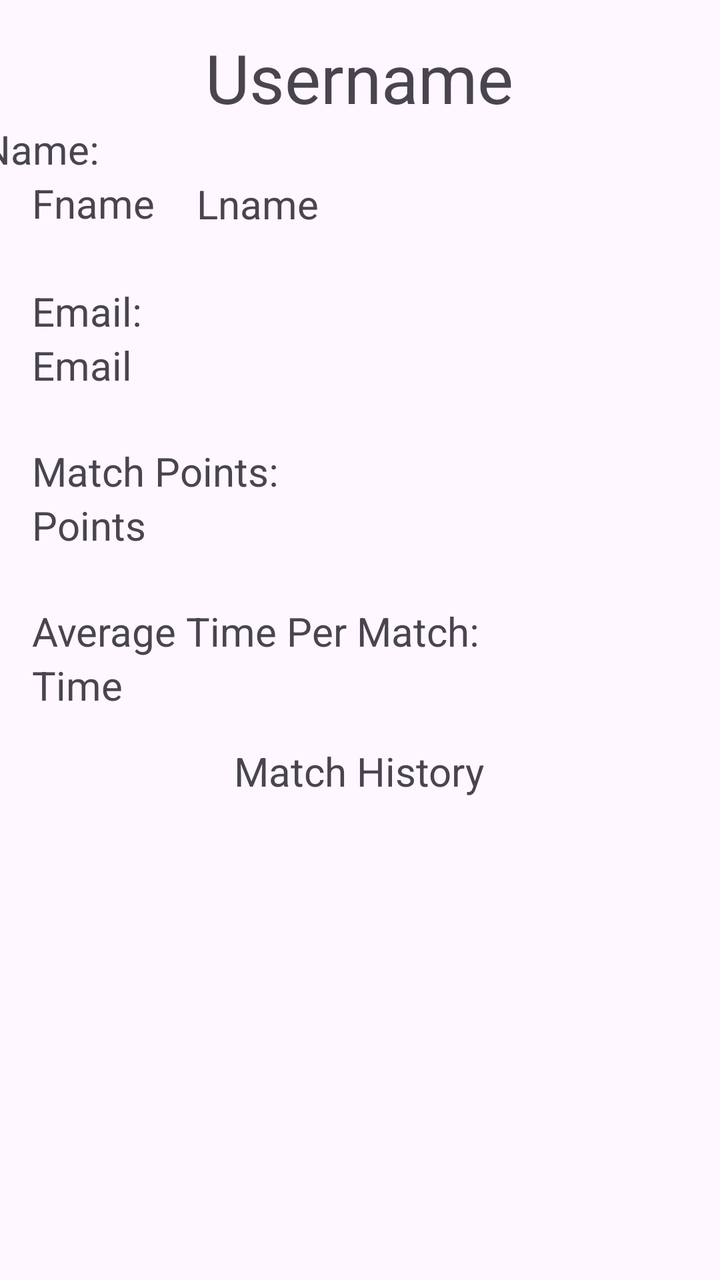
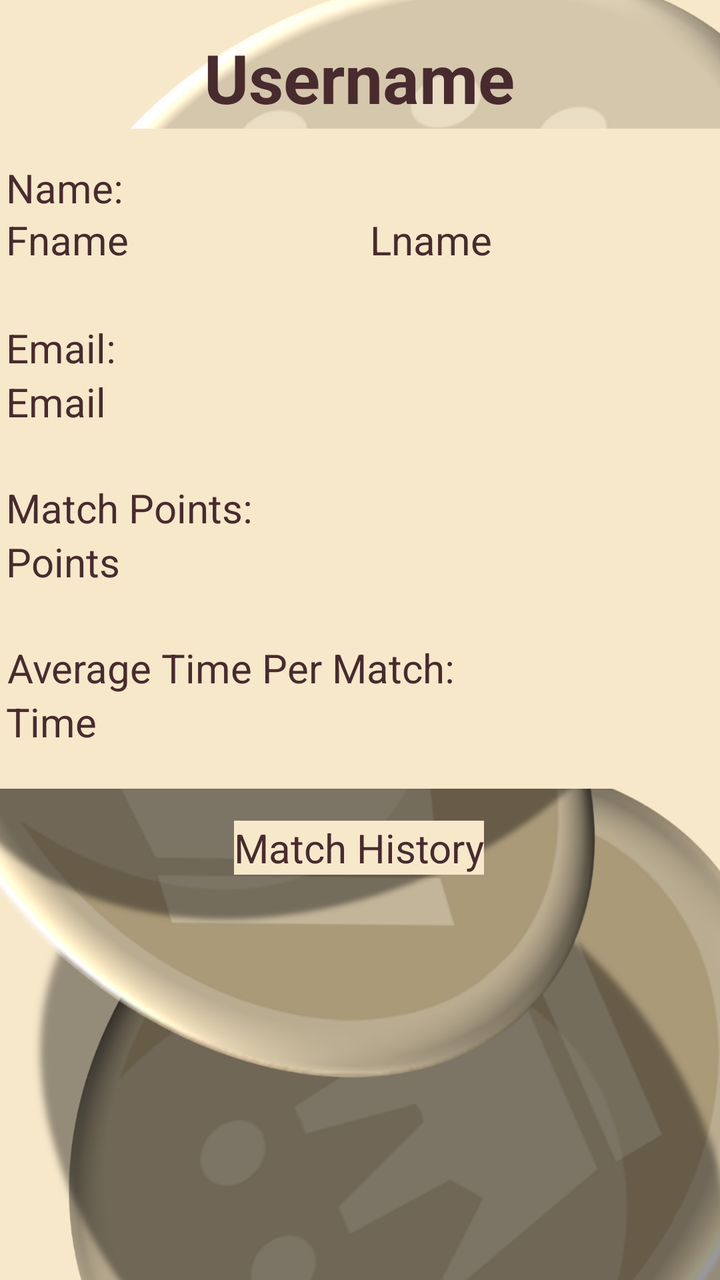

An Android layout rendered at two revisions. The XML below is the earlier revision; the diff shows what the commit changed to produce the second picture.
<!-- AndroidManifest.xml: application theme Theme.CIS183_FinalProject -->
<!-- res/layout/activity_profile.xml -->
<?xml version="1.0" encoding="utf-8"?>
<androidx.constraintlayout.widget.ConstraintLayout xmlns:android="http://schemas.android.com/apk/res/android"
    xmlns:app="http://schemas.android.com/apk/res-auto"
    xmlns:tools="http://schemas.android.com/tools"
    android:id="@+id/main"
    android:layout_width="match_parent"
    android:layout_height="match_parent"
    tools:context=".Profile">

    <TextView
        android:id="@+id/textView9"
        android:layout_width="wrap_content"
        android:layout_height="wrap_content"
        android:layout_marginStart="16dp"
        android:layout_marginTop="61dp"
        android:layout_marginEnd="336dp"
        android:text="Name:"
        android:textSize="20sp"
        app:layout_constraintEnd_toEndOf="parent"
        app:layout_constraintStart_toStartOf="parent"
        app:layout_constraintTop_toTopOf="parent" />

    <TextView
        android:id="@+id/tv_v_profile_fname"
        android:layout_width="wrap_content"
        android:layout_height="wrap_content"
        android:layout_marginStart="16dp"
        android:text="Fname"
        android:textSize="20sp"
        app:layout_constraintStart_toStartOf="parent"
        app:layout_constraintTop_toBottomOf="@+id/textView9" />

    <TextView
        android:id="@+id/tv_v_profile_lname"
        android:layout_width="wrap_content"
        android:layout_height="wrap_content"
        android:layout_marginStart="21dp"
        android:layout_marginTop="27dp"
        android:text="Lname"
        android:textSize="20sp"
        app:layout_constraintStart_toEndOf="@+id/tv_v_profile_fname"
        app:layout_constraintTop_toBottomOf="@+id/tv_v_profile_username" />

    <TextView
        android:id="@+id/tv_v_profile_username"
        android:layout_width="wrap_content"
        android:layout_height="wrap_content"
        android:layout_marginStart="128dp"
        android:layout_marginTop="16dp"
        android:layout_marginEnd="129dp"
        android:text="Username"
        android:textSize="34sp"
        app:layout_constraintEnd_toEndOf="parent"
        app:layout_constraintStart_toStartOf="parent"
        app:layout_constraintTop_toTopOf="parent" />

    <TextView
        android:id="@+id/textView12"
        android:layout_width="wrap_content"
        android:layout_height="wrap_content"
        android:layout_marginStart="16dp"
        android:layout_marginTop="26dp"
        android:text="Match Points:"
        android:textSize="20sp"
        app:layout_constraintStart_toStartOf="parent"
        app:layout_constraintTop_toBottomOf="@+id/tv_v_profile_email" />

    <TextView
        android:id="@+id/tv_v_profile_points"
        android:layout_width="wrap_content"
        android:layout_height="wrap_content"
        android:layout_marginStart="16dp"
        android:text="Points"
        android:textSize="20sp"
        app:layout_constraintStart_toStartOf="parent"
        app:layout_constraintTop_toBottomOf="@+id/textView12" />

    <TextView
        android:id="@+id/textView14"
        android:layout_width="wrap_content"
        android:layout_height="wrap_content"
        android:layout_marginStart="16dp"
        android:layout_marginTop="26dp"
        android:text="Average Time Per Match:"
        android:textSize="20sp"
        app:layout_constraintStart_toStartOf="parent"
        app:layout_constraintTop_toBottomOf="@+id/tv_v_profile_points" />

    <TextView
        android:id="@+id/tv_v_profile_time"
        android:layout_width="wrap_content"
        android:layout_height="wrap_content"
        android:layout_marginStart="16dp"
        android:text="Time"
        android:textSize="20sp"
        app:layout_constraintStart_toStartOf="parent"
        app:layout_constraintTop_toBottomOf="@+id/textView14" />

    <TextView
        android:id="@+id/textView16"
        android:layout_width="wrap_content"
        android:layout_height="wrap_content"
        android:layout_marginStart="142dp"
        android:layout_marginTop="43dp"
        android:layout_marginEnd="143dp"
        android:text="Match History"
        android:textSize="20sp"
        app:layout_constraintEnd_toEndOf="parent"
        app:layout_constraintStart_toStartOf="parent"
        app:layout_constraintTop_toBottomOf="@+id/textView14" />

    <TextView
        android:id="@+id/textView7"
        android:layout_width="wrap_content"
        android:layout_height="wrap_content"
        android:layout_marginStart="16dp"
        android:layout_marginTop="27dp"
        android:text="Email:"
        android:textSize="20sp"
        app:layout_constraintStart_toStartOf="parent"
        app:layout_constraintTop_toBottomOf="@+id/tv_v_profile_fname" />

    <TextView
        android:id="@+id/tv_v_profile_email"
        android:layout_width="wrap_content"
        android:layout_height="wrap_content"
        android:layout_marginStart="16dp"
        android:text="Email"
        android:textSize="20sp"
        app:layout_constraintStart_toStartOf="parent"
        app:layout_constraintTop_toBottomOf="@+id/textView7" />

    <ListView
        android:id="@+id/lv_v_profile_matchHistory"
        android:layout_width="411dp"
        android:layout_height="240dp"
        app:layout_constraintEnd_toEndOf="parent"
        app:layout_constraintStart_toStartOf="parent"
        app:layout_constraintTop_toBottomOf="@+id/textView16" />

    <Button
        android:id="@+id/btn_v_profile_back"
        android:layout_width="124dp"
        android:layout_height="60dp"
        android:layout_marginStart="4dp"
        android:layout_marginTop="16dp"
        android:layout_marginBottom="16dp"
        android:text="Back"
        android:textSize="16sp"
        app:layout_constraintBottom_toBottomOf="parent"
        app:layout_constraintStart_toStartOf="parent"
        app:layout_constraintTop_toBottomOf="@+id/lv_v_profile_matchHistory" />

    <Button
        android:id="@+id/btn_v_profile_delete"
        android:layout_width="124dp"
        android:layout_height="60dp"
        android:layout_marginStart="15dp"
        android:layout_marginTop="16dp"
        android:layout_marginEnd="15dp"
        android:layout_marginBottom="16dp"
        android:text="Delete Account"
        android:textSize="16sp"
        app:layout_constraintBottom_toBottomOf="parent"
        app:layout_constraintEnd_toStartOf="@+id/btn_v_profile_update"
        app:layout_constraintStart_toEndOf="@+id/btn_v_profile_back"
        app:layout_constraintTop_toBottomOf="@+id/lv_v_profile_matchHistory" />

    <Button
        android:id="@+id/btn_v_profile_update"
        android:layout_width="124dp"
        android:layout_height="60dp"
        android:layout_marginTop="16dp"
        android:layout_marginEnd="5dp"
        android:layout_marginBottom="16dp"
        android:text="Update Account"
        android:textSize="16sp"
        app:layout_constraintBottom_toBottomOf="parent"
        app:layout_constraintEnd_toEndOf="parent"
        app:layout_constraintTop_toBottomOf="@+id/lv_v_profile_matchHistory" />

</androidx.constraintlayout.widget.ConstraintLayout>
<!-- resources referenced by this layout -->
<resources>
  <style name="Theme.CIS183_FinalProject" parent="Base.Theme.CIS183_FinalProject" />
  <style name="Base.Theme.CIS183_FinalProject" parent="Theme.Material3.DayNight.NoActionBar">
          
          
      </style>
</resources>

<!-- the commit's change to res/layout/activity_profile.xml (unified diff, before → after) -->
@@ -5,130 +5,174 @@
     android:id="@+id/main"
     android:layout_width="match_parent"
     android:layout_height="match_parent"
+    android:background="@drawable/general_background"
     tools:context=".Profile">
 
-    <TextView
-        android:id="@+id/textView9"
-        android:layout_width="wrap_content"
-        android:layout_height="wrap_content"
-        android:layout_marginStart="16dp"
-        android:layout_marginTop="61dp"
-        android:layout_marginEnd="336dp"
-        android:text="Name:"
-        android:textSize="20sp"
-        app:layout_constraintEnd_toEndOf="parent"
-        app:layout_constraintStart_toStartOf="parent"
-        app:layout_constraintTop_toTopOf="parent" />
-
-    <TextView
-        android:id="@+id/tv_v_profile_fname"
-        android:layout_width="wrap_content"
-        android:layout_height="wrap_content"
-        android:layout_marginStart="16dp"
-        android:text="Fname"
-        android:textSize="20sp"
-        app:layout_constraintStart_toStartOf="parent"
-        app:layout_constraintTop_toBottomOf="@+id/textView9" />
-
-    <TextView
-        android:id="@+id/tv_v_profile_lname"
-        android:layout_width="wrap_content"
-        android:layout_height="wrap_content"
-        android:layout_marginStart="21dp"
-        android:layout_marginTop="27dp"
-        android:text="Lname"
-        android:textSize="20sp"
-        app:layout_constraintStart_toEndOf="@+id/tv_v_profile_fname"
-        app:layout_constraintTop_toBottomOf="@+id/tv_v_profile_username" />
+
+    <androidx.constraintlayout.widget.ConstraintLayout
+        android:id="@+id/constraintLayout4"
+        android:layout_width="386dp"
+        android:layout_height="330dp"
+        android:layout_marginStart="12dp"
+        android:layout_marginTop="3dp"
+        android:layout_marginEnd="13dp"
+        android:layout_marginBottom="16dp"
+        android:background="#f7e8ca"
+        app:layout_constraintBottom_toTopOf="@+id/textView16"
+        app:layout_constraintEnd_toEndOf="parent"
+        app:layout_constraintStart_toStartOf="parent"
+        app:layout_constraintTop_toBottomOf="@+id/tv_v_profile_username">
+
+        <TextView
+            android:id="@+id/textView9"
+            android:layout_width="68dp"
+            android:layout_height="26dp"
+            android:layout_marginStart="16dp"
+            android:layout_marginTop="16dp"
+            android:layout_marginEnd="302dp"
+            android:text="Name:"
+            android:textColor="#482B2E"
+            android:textSize="20sp"
+            app:layout_constraintEnd_toEndOf="parent"
+            app:layout_constraintStart_toStartOf="parent"
+            app:layout_constraintTop_toTopOf="parent" />
+
+        <TextView
+            android:id="@+id/tv_v_profile_lname"
+            android:layout_width="172dp"
+            android:layout_height="29dp"
+            android:layout_marginStart="2dp"
+            android:layout_marginTop="42dp"
+            android:text="Lname"
+            android:textColor="#482B2E"
+            android:textSize="20sp"
+            app:layout_constraintStart_toEndOf="@+id/tv_v_profile_fname"
+            app:layout_constraintTop_toTopOf="parent" />
+
+        <TextView
+            android:id="@+id/tv_v_profile_fname"
+            android:layout_width="180dp"
+            android:layout_height="26dp"
+            android:layout_marginStart="16dp"
+            android:text="Fname"
+            android:textColor="#482B2E"
+            android:textSize="20sp"
+            app:layout_constraintStart_toStartOf="parent"
+            app:layout_constraintTop_toBottomOf="@+id/textView9" />
+
+        <TextView
+            android:id="@+id/tv_v_profile_email"
+            android:layout_width="wrap_content"
+            android:layout_height="wrap_content"
+            android:layout_marginStart="16dp"
+            android:text="Email"
+            android:textColor="#482B2E"
+            android:textSize="20sp"
+            app:layout_constraintStart_toStartOf="parent"
+            app:layout_constraintTop_toBottomOf="@+id/textView7" />
+
+        <TextView
+
+            android:id="@+id/textView12"
+            android:layout_width="wrap_content"
+            android:layout_height="wrap_content"
+            android:layout_marginStart="16dp"
+            android:layout_marginTop="26dp"
+            android:layout_marginEnd="247dp"
+            android:background="#f7e8ca"
+            android:text="Match Points:"
+            android:textColor="#482B2E"
+            android:textSize="20sp"
+            app:layout_constraintEnd_toEndOf="parent"
+            app:layout_constraintStart_toStartOf="parent"
+            app:layout_constraintTop_toBottomOf="@+id/tv_v_profile_email" />
+
+        <TextView
+
+            android:id="@+id/tv_v_profile_points"
+            android:layout_width="wrap_content"
+            android:layout_height="wrap_content"
+            android:layout_marginStart="16dp"
+            android:background="#f7e8ca"
+            android:text="Points"
+            android:textColor="#482B2E"
+            android:textSize="20sp"
+            app:layout_constraintStart_toStartOf="parent"
+            app:layout_constraintTop_toBottomOf="@+id/textView12" />
+
+        <TextView
+            android:id="@+id/textView14"
+            android:layout_width="wrap_content"
+            android:layout_height="wrap_content"
+            android:layout_marginStart="16dp"
+            android:layout_marginTop="26dp"
+            android:layout_marginEnd="145dp"
+            android:background="#f7e8ca"
+            android:text="Average Time Per Match:"
+            android:textColor="#482B2E"
+            android:textSize="20sp"
+            app:layout_constraintEnd_toEndOf="parent"
+            app:layout_constraintStart_toStartOf="parent"
+            app:layout_constraintTop_toBottomOf="@+id/tv_v_profile_points" />
+
+        <TextView
+            android:id="@+id/tv_v_profile_time"
+            android:layout_width="wrap_content"
+            android:layout_height="wrap_content"
+            android:layout_marginStart="16dp"
+            android:background="#f7e8ca"
+            android:text="Time"
+            android:textColor="#482B2E"
+            android:textSize="20sp"
+            app:layout_constraintStart_toStartOf="parent"
+            app:layout_constraintTop_toBottomOf="@+id/textView14" />
+
+        <TextView
+            android:id="@+id/textView7"
+            android:layout_width="wrap_content"
+            android:layout_height="wrap_content"
+            android:layout_marginStart="16dp"
+            android:layout_marginTop="28dp"
+            android:layout_marginEnd="315dp"
+            android:text="Email:"
+            android:textColor="#482B2E"
+            android:textSize="20sp"
+            app:layout_constraintEnd_toEndOf="parent"
+            app:layout_constraintStart_toStartOf="parent"
+            app:layout_constraintTop_toBottomOf="@+id/tv_v_profile_fname" />
+
+    </androidx.constraintlayout.widget.ConstraintLayout>
+
 
     <TextView
         android:id="@+id/tv_v_profile_username"
         android:layout_width="wrap_content"
         android:layout_height="wrap_content"
-        android:layout_marginStart="128dp"
+        android:layout_marginStart="127dp"
         android:layout_marginTop="16dp"
-        android:layout_marginEnd="129dp"
+        android:layout_marginEnd="128dp"
         android:text="Username"
+        android:textColor="#482B2E"
         android:textSize="34sp"
+        android:textStyle="bold"
         app:layout_constraintEnd_toEndOf="parent"
         app:layout_constraintStart_toStartOf="parent"
         app:layout_constraintTop_toTopOf="parent" />
-
-    <TextView
-        android:id="@+id/textView12"
-        android:layout_width="wrap_content"
-        android:layout_height="wrap_content"
-        android:layout_marginStart="16dp"
-        android:layout_marginTop="26dp"
-        android:text="Match Points:"
-        android:textSize="20sp"
-        app:layout_constraintStart_toStartOf="parent"
-        app:layout_constraintTop_toBottomOf="@+id/tv_v_profile_email" />
-
-    <TextView
-        android:id="@+id/tv_v_profile_points"
-        android:layout_width="wrap_content"
-        android:layout_height="wrap_content"
-        android:layout_marginStart="16dp"
-        android:text="Points"
-        android:textSize="20sp"
-        app:layout_constraintStart_toStartOf="parent"
-        app:layout_constraintTop_toBottomOf="@+id/textView12" />
-
-    <TextView
-        android:id="@+id/textView14"
-        android:layout_width="wrap_content"
-        android:layout_height="wrap_content"
-        android:layout_marginStart="16dp"
-        android:layout_marginTop="26dp"
-        android:text="Average Time Per Match:"
-        android:textSize="20sp"
-        app:layout_constraintStart_toStartOf="parent"
-        app:layout_constraintTop_toBottomOf="@+id/tv_v_profile_points" />
-
-    <TextView
-        android:id="@+id/tv_v_profile_time"
-        android:layout_width="wrap_content"
-        android:layout_height="wrap_content"
-        android:layout_marginStart="16dp"
-        android:text="Time"
-        android:textSize="20sp"
-        app:layout_constraintStart_toStartOf="parent"
-        app:layout_constraintTop_toBottomOf="@+id/textView14" />
 
     <TextView
         android:id="@+id/textView16"
         android:layout_width="wrap_content"
         android:layout_height="wrap_content"
         android:layout_marginStart="142dp"
-        android:layout_marginTop="43dp"
+        android:layout_marginTop="16dp"
         android:layout_marginEnd="143dp"
+        android:background="#f7e8ca"
         android:text="Match History"
+        android:textColor="#482B2E"
         android:textSize="20sp"
         app:layout_constraintEnd_toEndOf="parent"
         app:layout_constraintStart_toStartOf="parent"
-        app:layout_constraintTop_toBottomOf="@+id/textView14" />
-
-    <TextView
-        android:id="@+id/textView7"
-        android:layout_width="wrap_content"
-        android:layout_height="wrap_content"
-        android:layout_marginStart="16dp"
-        android:layout_marginTop="27dp"
-        android:text="Email:"
-        android:textSize="20sp"
-        app:layout_constraintStart_toStartOf="parent"
-        app:layout_constraintTop_toBottomOf="@+id/tv_v_profile_fname" />
-
-    <TextView
-        android:id="@+id/tv_v_profile_email"
-        android:layout_width="wrap_content"
-        android:layout_height="wrap_content"
-        android:layout_marginStart="16dp"
-        android:text="Email"
-        android:textSize="20sp"
-        app:layout_constraintStart_toStartOf="parent"
-        app:layout_constraintTop_toBottomOf="@+id/textView7" />
+        app:layout_constraintTop_toBottomOf="@+id/constraintLayout4" />
 
     <ListView
         android:id="@+id/lv_v_profile_matchHistory"
@@ -143,11 +187,11 @@
         android:layout_width="124dp"
         android:layout_height="60dp"
         android:layout_marginStart="4dp"
-        android:layout_marginTop="16dp"
-        android:layout_marginBottom="16dp"
+        android:layout_marginTop="3dp"
+        android:backgroundTint="#482B2E"
         android:text="Back"
+        android:textColor="#f7e8ca"
         android:textSize="16sp"
-        app:layout_constraintBottom_toBottomOf="parent"
         app:layout_constraintStart_toStartOf="parent"
         app:layout_constraintTop_toBottomOf="@+id/lv_v_profile_matchHistory" />
 
@@ -156,12 +200,12 @@
         android:layout_width="124dp"
         android:layout_height="60dp"
         android:layout_marginStart="15dp"
-        android:layout_marginTop="16dp"
+        android:layout_marginTop="3dp"
         android:layout_marginEnd="15dp"
-        android:layout_marginBottom="16dp"
+        android:backgroundTint="#482B2E"
         android:text="Delete Account"
+        android:textColor="#f7e8ca"
         android:textSize="16sp"
-        app:layout_constraintBottom_toBottomOf="parent"
         app:layout_constraintEnd_toStartOf="@+id/btn_v_profile_update"
         app:layout_constraintStart_toEndOf="@+id/btn_v_profile_back"
         app:layout_constraintTop_toBottomOf="@+id/lv_v_profile_matchHistory" />
@@ -170,12 +214,12 @@
         android:id="@+id/btn_v_profile_update"
         android:layout_width="124dp"
         android:layout_height="60dp"
-        android:layout_marginTop="16dp"
+        android:layout_marginTop="3dp"
         android:layout_marginEnd="5dp"
-        android:layout_marginBottom="16dp"
+        android:backgroundTint="#482B2E"
         android:text="Update Account"
+        android:textColor="#f7e8ca"
         android:textSize="16sp"
-        app:layout_constraintBottom_toBottomOf="parent"
         app:layout_constraintEnd_toEndOf="parent"
         app:layout_constraintTop_toBottomOf="@+id/lv_v_profile_matchHistory" />
 
<!-- resource entries referenced after the edit -->
@@ -1,5 +1,6 @@
 <!-- resources referenced by this layout -->
 <resources>
+  <!-- drawable general_background: png bitmap (drawable, 608844 bytes) -->
   <style name="Theme.CIS183_FinalProject" parent="Base.Theme.CIS183_FinalProject" />
   <style name="Base.Theme.CIS183_FinalProject" parent="Theme.Material3.DayNight.NoActionBar">
           
